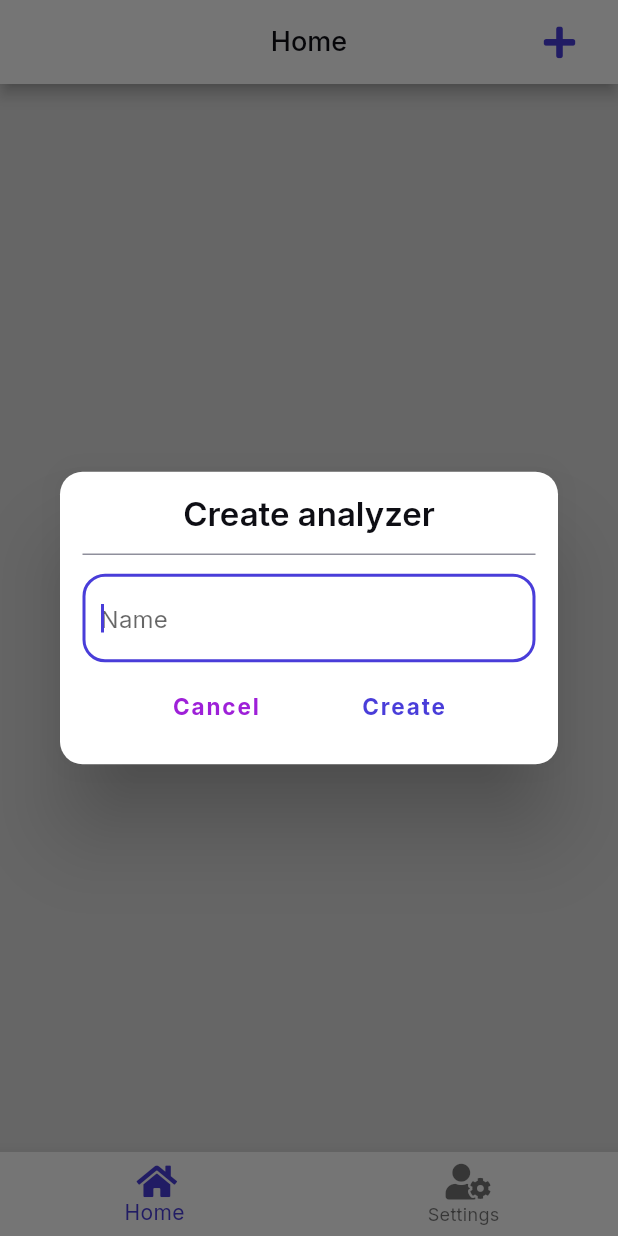
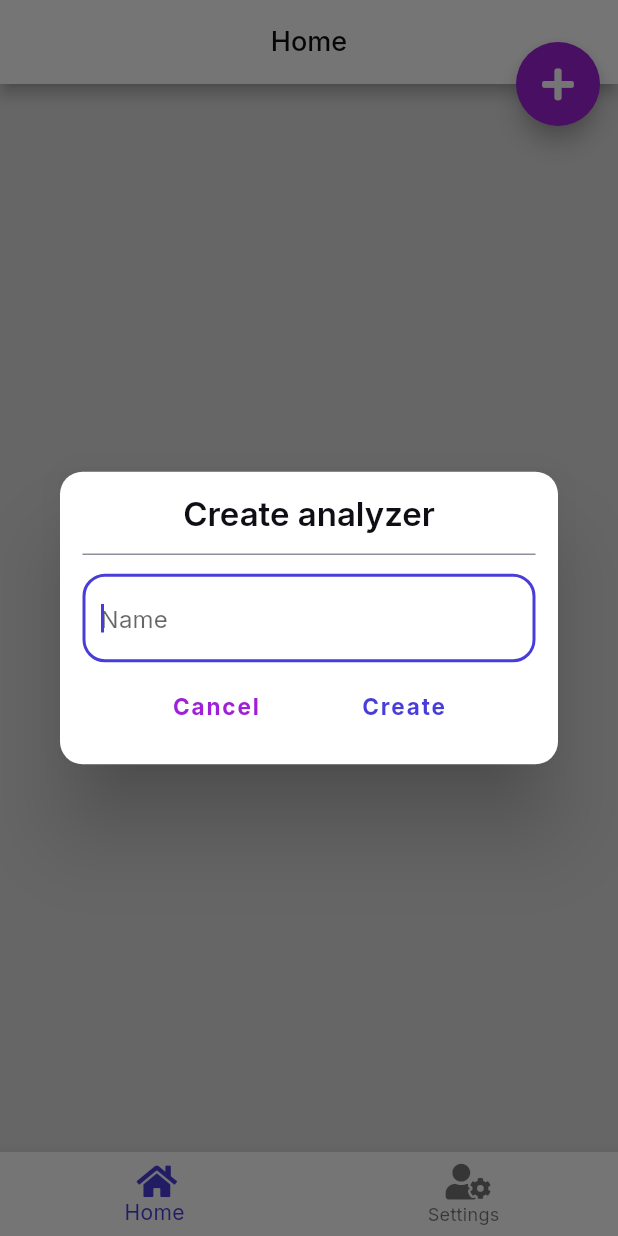
Before and after one commit to ziperjohn/analyzer, a Flutter app: the screen it shows once a user with an empty profile is signed in, after a tap on an icon or button, on a phone screen of 412 x 824 dp. Run offline on Flutter 3.47's test engine with Material 2 defaults, Android fonts, the phone set to English and light mode, and no system bars; our stand-ins replace another_flushbar, cloud_firestore, firebase_auth, firebase_core, fl_chart, flutter_spinkit and 6 more; accounts and stored records are empty; generated files the repository leaves out were written again.

Commit message:
Changed icon button to FAB in home screen

```diff
--- a/lib/home/home_screen.dart
+++ b/lib/home/home_screen.dart
@@ -20,22 +20,6 @@ class HomeScreen extends StatelessWidget {
       appBar: AppBar(
         title: Text(_locale!.home),
         centerTitle: true,
-        actions: [
-          Padding(
-            padding: const EdgeInsets.symmetric(horizontal: 15),
-            child: IconButton(
-              onPressed: () async {
-                final name = await showAddAnalyzer(context, _locale);
-                if (name == null || name.isEmpty) return;
-                FirestoreService().addAnalyzer(name);
-              },
-              icon: const Icon(
-                FontAwesomeIcons.plus,
-                color: primaryColor,
-              ),
-            ),
-          )
-        ],
       ),
       body: ListView.builder(
         itemCount: _analyzerListProvider.length,
@@ -61,6 +45,18 @@ class HomeScreen extends StatelessWidget {
           );
         },
       ),
+      floatingActionButtonLocation: FloatingActionButtonLocation.miniEndTop,
+      floatingActionButton: FloatingActionButton(
+        onPressed: () async {
+          final name = await showAddAnalyzer(context, _locale);
+          if (name == null || name.isEmpty) return;
+          FirestoreService().addAnalyzer(name);
+        },
+        child: const Icon(
+          FontAwesomeIcons.plus,
+          color: whiteColor,
+        ),
+      ),
     );
   }
 
```
